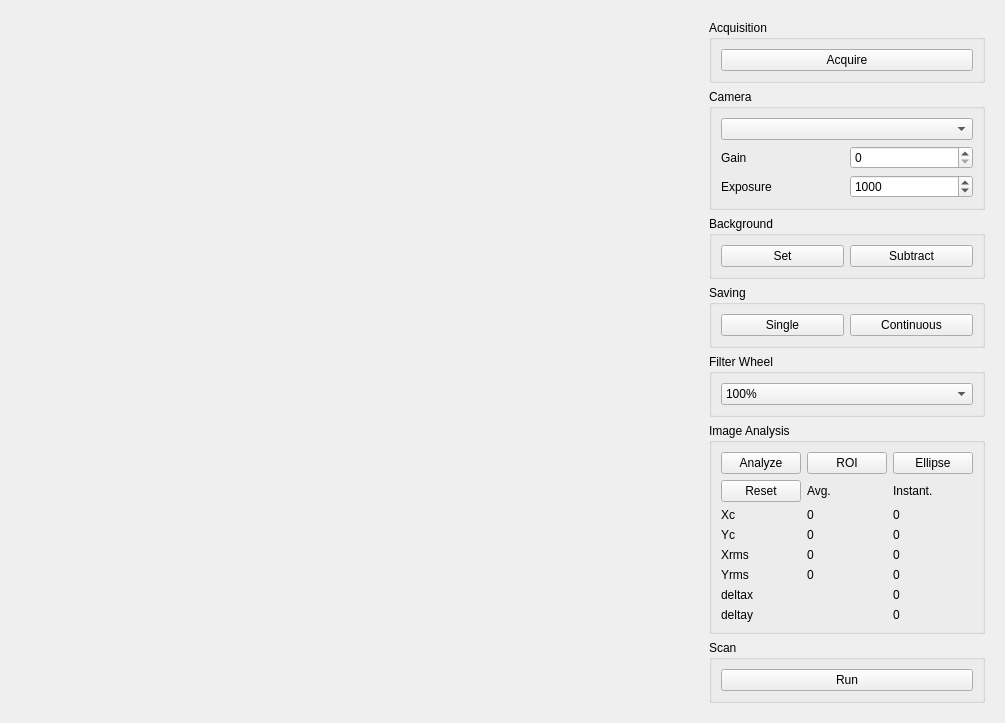
Old version of the form cameras/Python/window.ui in the repository afisher000/Radiabeam.
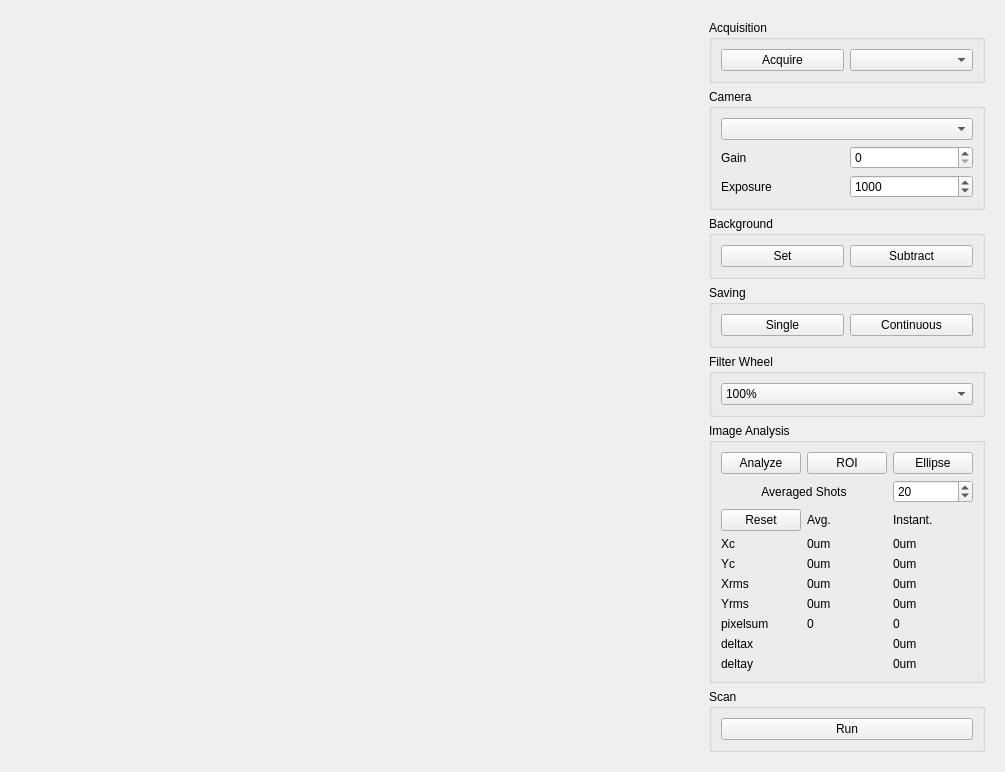
New version of the form.

The edit to the form file:
```diff
--- a/cameras/Python/window.ui
+++ b/cameras/Python/window.ui
@@ -7,7 +7,7 @@
     <x>0</x>
     <y>0</y>
     <width>1005</width>
-    <height>658</height>
+    <height>708</height>
    </rect>
   </property>
   <property name="windowTitle">
@@ -28,16 +28,43 @@
     </spacer>
    </item>
    <item>
-    <widget class="QWidget" name="widget" native="true">
+    <widget class="QWidget" name="imageWidget" native="true">
+     <property name="enabled">
+      <bool>false</bool>
+     </property>
+     <property name="sizePolicy">
+      <sizepolicy hsizetype="Preferred" vsizetype="Preferred">
+       <horstretch>0</horstretch>
+       <verstretch>0</verstretch>
+      </sizepolicy>
+     </property>
      <property name="minimumSize">
       <size>
        <width>640</width>
-       <height>640</height>
+       <height>512</height>
+      </size>
+     </property>
+     <property name="maximumSize">
+      <size>
+       <width>640</width>
+       <height>512</height>
       </size>
      </property>
      <layout class="QHBoxLayout" name="horizontalLayout_5" stretch="0">
+      <property name="leftMargin">
+       <number>0</number>
+      </property>
+      <property name="topMargin">
+       <number>0</number>
+      </property>
+      <property name="rightMargin">
+       <number>0</number>
+      </property>
+      <property name="bottomMargin">
+       <number>0</number>
+      </property>
       <item>
-       <layout class="QVBoxLayout" name="imageLayout" stretch="">
+       <layout class="QVBoxLayout" name="imageLayout">
         <property name="spacing">
          <number>24</number>
         </property>
@@ -62,6 +89,9 @@
            </property>
           </widget>
          </item>
+         <item>
+          <widget class="QComboBox" name="triggerCombo"/>
+         </item>
         </layout>
        </widget>
       </item>
@@ -210,6 +240,41 @@
         <layout class="QVBoxLayout" name="verticalLayout_5">
          <item>
           <layout class="QGridLayout" name="gridLayout_2">
+           <item row="7" column="1">
+            <widget class="QLabel" name="pixelSumAvg">
+             <property name="text">
+              <string>0</string>
+             </property>
+            </widget>
+           </item>
+           <item row="7" column="0">
+            <widget class="QLabel" name="label_8">
+             <property name="text">
+              <string>pixelsum</string>
+             </property>
+            </widget>
+           </item>
+           <item row="7" column="2">
+            <widget class="QLabel" name="pixelSumInstant">
+             <property name="text">
+              <string>0</string>
+             </property>
+            </widget>
+           </item>
+           <item row="2" column="2">
+            <widget class="QLabel" name="label_13">
+             <property name="text">
+              <string>Instant.</string>
+             </property>
+            </widget>
+           </item>
+           <item row="3" column="2">
+            <widget class="QLabel" name="xcInstant">
+             <property name="text">
+              <string>0um</string>
+             </property>
+            </widget>
+           </item>
            <item row="0" column="2">
             <widget class="QPushButton" name="ellipseButton">
              <property name="text">
@@ -217,122 +282,87 @@
              </property>
             </widget>
            </item>
-           <item row="1" column="1">
+           <item row="2" column="1">
             <widget class="QLabel" name="label_12">
              <property name="text">
               <string>Avg.</string>
              </property>
             </widget>
            </item>
-           <item row="2" column="2">
-            <widget class="QLabel" name="xcInstant">
-             <property name="text">
-              <string>0</string>
-             </property>
-            </widget>
-           </item>
-           <item row="1" column="2">
-            <widget class="QLabel" name="label_13">
-             <property name="text">
-              <string>Instant.</string>
-             </property>
-            </widget>
-           </item>
-           <item row="3" column="2">
-            <widget class="QLabel" name="ycInstant">
-             <property name="text">
-              <string>0</string>
-             </property>
-            </widget>
-           </item>
-           <item row="3" column="1">
-            <widget class="QLabel" name="ycAvg">
-             <property name="text">
-              <string>0</string>
-             </property>
-            </widget>
-           </item>
-           <item row="5" column="2">
+           <item row="6" column="2">
             <widget class="QLabel" name="yrmsInstant">
              <property name="text">
-              <string>0</string>
+              <string>0um</string>
              </property>
             </widget>
            </item>
-           <item row="2" column="1">
-            <widget class="QLabel" name="xcAvg">
-             <property name="text">
-              <string>0</string>
-             </property>
-            </widget>
-           </item>
-           <item row="4" column="1">
-            <widget class="QLabel" name="xrmsAvg">
-             <property name="text">
-              <string>0</string>
-             </property>
-            </widget>
-           </item>
-           <item row="3" column="0">
+           <item row="4" column="0">
             <widget class="QLabel" name="label_5">
              <property name="text">
               <string>Yc</string>
              </property>
             </widget>
            </item>
+           <item row="4" column="1">
+            <widget class="QLabel" name="ycAvg">
+             <property name="text">
+              <string>0um</string>
+             </property>
+            </widget>
+           </item>
+           <item row="4" column="2">
+            <widget class="QLabel" name="ycInstant">
+             <property name="text">
+              <string>0um</string>
+             </property>
+            </widget>
+           </item>
            <item row="5" column="0">
+            <widget class="QLabel" name="label_3">
+             <property name="text">
+              <string>Xrms</string>
+             </property>
+            </widget>
+           </item>
+           <item row="3" column="1">
+            <widget class="QLabel" name="xcAvg">
+             <property name="text">
+              <string>0um</string>
+             </property>
+            </widget>
+           </item>
+           <item row="6" column="0">
             <widget class="QLabel" name="label_4">
              <property name="text">
               <string>Yrms</string>
              </property>
             </widget>
            </item>
-           <item row="1" column="0">
-            <widget class="QPushButton" name="resetButton">
-             <property name="text">
-              <string>Reset</string>
-             </property>
-            </widget>
-           </item>
-           <item row="2" column="0">
-            <widget class="QLabel" name="label">
-             <property name="text">
-              <string>Xc</string>
-             </property>
-            </widget>
-           </item>
-           <item row="4" column="2">
+           <item row="5" column="2">
             <widget class="QLabel" name="xrmsInstant">
              <property name="text">
-              <string>0</string>
+              <string>0um</string>
              </property>
             </widget>
            </item>
            <item row="5" column="1">
+            <widget class="QLabel" name="xrmsAvg">
+             <property name="text">
+              <string>0um</string>
+             </property>
+            </widget>
+           </item>
+           <item row="2" column="0">
+            <widget class="QPushButton" name="resetButton">
+             <property name="text">
+              <string>Reset</string>
+             </property>
+            </widget>
+           </item>
+           <item row="6" column="1">
             <widget class="QLabel" name="yrmsAvg">
              <property name="text">
-              <string>0</string>
-             </property>
-            </widget>
-           </item>
-           <item row="4" column="0">
-            <widget class="QLabel" name="label_3">
-             <property name="text">
-              <string>Xrms</string>
-             </property>
-            </widget>
-           </item>
-           <item row="6" column="2">
-            <widget class="QLabel" name="deltaxInstant">
-             <property name="text">
-              <string>0</string>
-             </property>
-            </widget>
-           </item>
-           <item row="0" column="1">
-            <widget class="QPushButton" name="roiButton">
-             <property name="text">
-              <string>ROI</string>
+              <string>0um</string>
              </property>
             </widget>
            </item>
@@ -343,24 +373,68 @@
              </property>
             </widget>
            </item>
-           <item row="6" column="0">
-            <widget class="QLabel" name="label_6">
+           <item row="0" column="1">
+            <widget class="QPushButton" name="roiButton">
              <property name="text">
-              <string>deltax</string>
+              <string>ROI</string>
              </property>
             </widget>
            </item>
-           <item row="7" column="0">
+           <item row="3" column="0">
+            <widget class="QLabel" name="label">
+             <property name="text">
+              <string>Xc</string>
+             </property>
+            </widget>
+           </item>
+           <item row="9" column="0">
             <widget class="QLabel" name="label_7">
              <property name="text">
               <string>deltay</string>
              </property>
             </widget>
            </item>
-           <item row="7" column="2">
+           <item row="8" column="0">
+            <widget class="QLabel" name="label_6">
+             <property name="text">
+              <string>deltax</string>
+             </property>
+            </widget>
+           </item>
+           <item row="8" column="2">
+            <widget class="QLabel" name="deltaxInstant">
+             <property name="text">
+              <string>0um</string>
+             </property>
+            </widget>
+           </item>
+           <item row="9" column="2">
             <widget class="QLabel" name="deltayInstant">
              <property name="text">
-              <string>0</string>
+              <string>0um</string>
+             </property>
+            </widget>
+           </item>
+           <item row="1" column="0" colspan="2">
+            <widget class="QLabel" name="label_9">
+             <property name="text">
+              <string>Averaged Shots</string>
+             </property>
+             <property name="alignment">
+              <set>Qt::AlignCenter</set>
+             </property>
+            </widget>
+           </item>
+           <item row="1" column="2">
+            <widget class="QSpinBox" name="shotsInput">
+             <property name="minimum">
+              <number>1</number>
+             </property>
+             <property name="maximum">
+              <number>200</number>
+             </property>
+             <property name="value">
+              <number>20</number>
              </property>
             </widget>
            </item>
```
Left out of the diff: 24 changed lines with no effect on the pictures.
